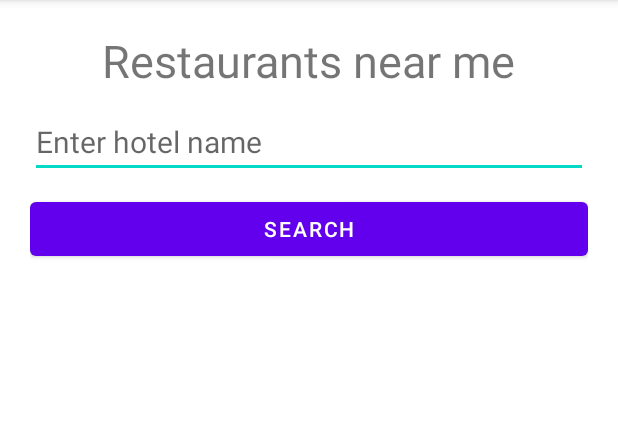
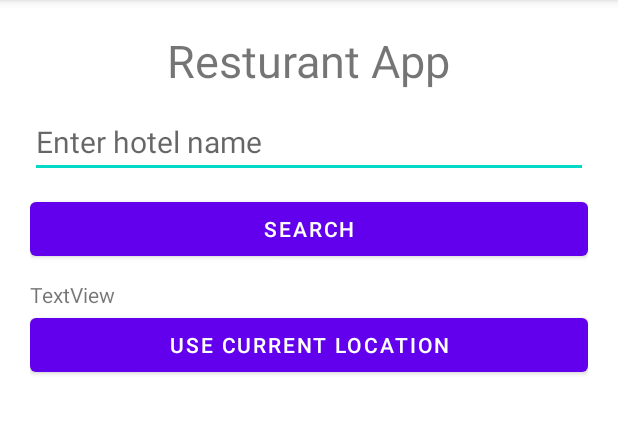
Before and after one commit to JamesPNicholls/ChenCholl, an Android app: the Hotels screen opened directly, with no data from a screen before it, on a phone screen of 412 x 824 dp, the part 84-518 px from its top. Run offline under Robolectric (Android 15) with nearby library versions, the phone set to English and light mode, and no system bars.

Commit message:
Added gps tracking

```diff
--- a/iTraveller/app/build.gradle
+++ b/iTraveller/app/build.gradle
@@ -33,6 +33,7 @@ dependencies {
     implementation 'androidx.appcompat:appcompat:1.6.1'
     implementation 'com.google.android.material:material:1.8.0'
     implementation 'androidx.constraintlayout:constraintlayout:2.1.4'
+    implementation 'com.google.android.gms:play-services-location:19.0.1'
     testImplementation 'junit:junit:4.13.2'
     androidTestImplementation 'androidx.test.ext:junit:1.1.5'
     androidTestImplementation 'androidx.test.espresso:espresso-core:3.5.1'
--- a/iTraveller/app/src/main/AndroidManifest.xml
+++ b/iTraveller/app/src/main/AndroidManifest.xml
@@ -2,6 +2,9 @@
 <manifest xmlns:android="http://schemas.android.com/apk/res/android"
     xmlns:tools="http://schemas.android.com/tools">
     <uses-permission android:name="android.permission.INTERNET"/>
+    <uses-permission android:name="android.permission.ACCESS_FINE_LOCATION"/>
+    <uses-permission android:name="android.permission.ACCESS_COARSE_LOCATION"/>
+
     <application
         android:allowBackup="true"
         android:dataExtractionRules="@xml/data_extraction_rules"
--- a/iTraveller/app/src/main/res/layout/activity_hotels.xml
+++ b/iTraveller/app/src/main/res/layout/activity_hotels.xml
@@ -4,7 +4,7 @@
     xmlns:tools="http://schemas.android.com/tools"
     android:layout_width="match_parent"
     android:layout_height="match_parent"
-    tools:context=".Hotels"
+    tools:context=".MainActivity"
     android:orientation="vertical"
     android:padding="20dp">
 
@@ -12,43 +12,55 @@
         android:layout_width="wrap_content"
         android:layout_height="wrap_content"
         android:layout_gravity="center"
-        android:text="Restaurants near me"
+        android:text="Resturant App"
         android:textSize="30sp"
         android:paddingBottom="10dp"/>
 
     <LinearLayout
         android:layout_width="match_parent"
-        android:layout_height="match_parent"
+        android:layout_height="642dp"
         android:gravity="center|top"
         android:orientation="vertical">
 
         <EditText
+            android:id="@+id/hotel"
             android:layout_width="match_parent"
             android:layout_height="wrap_content"
-            android:id="@+id/city"
             android:layout_marginBottom="10dp"
-            android:textSize="20sp"
             android:hint="Enter hotel name"
-            android:inputType="textPersonName" />
+            android:inputType="textPersonName"
+            android:textSize="20sp" />
 
         <Button
+            android:id="@+id/btnGetData"
             android:layout_width="match_parent"
             android:layout_height="wrap_content"
-            android:id="@+id/btnGetData"
             android:layout_marginBottom="10dp"
             android:text="Search" />
 
+        <TextView
+            android:id="@+id/addressText"
+            android:layout_width="match_parent"
+            android:layout_height="wrap_content"
+            android:text="TextView" />
+
+        <Button
+            android:id="@+id/locationButton"
+            android:layout_width="match_parent"
+            android:layout_height="wrap_content"
+            android:text="Use Current Location" />
+
         <ScrollView
             android:layout_width="match_parent"
-            android:layout_height="match_parent">
+            android:layout_height="203dp">
 
             <TextView
+                android:id="@+id/result"
                 android:layout_width="match_parent"
                 android:layout_height="wrap_content"
-                android:id="@+id/result"
-                android:textSize="20sp"
+                android:lineSpacingExtra="5dp"
                 android:padding="5dp"
-                android:lineSpacingExtra="5dp"/>
+                android:textSize="20sp" />
         </ScrollView>
 
 
```
Also changed, not shown: iTraveller/app/src/main/java/com/example/itraveller/Hotels.java (+170 -115 lines).
